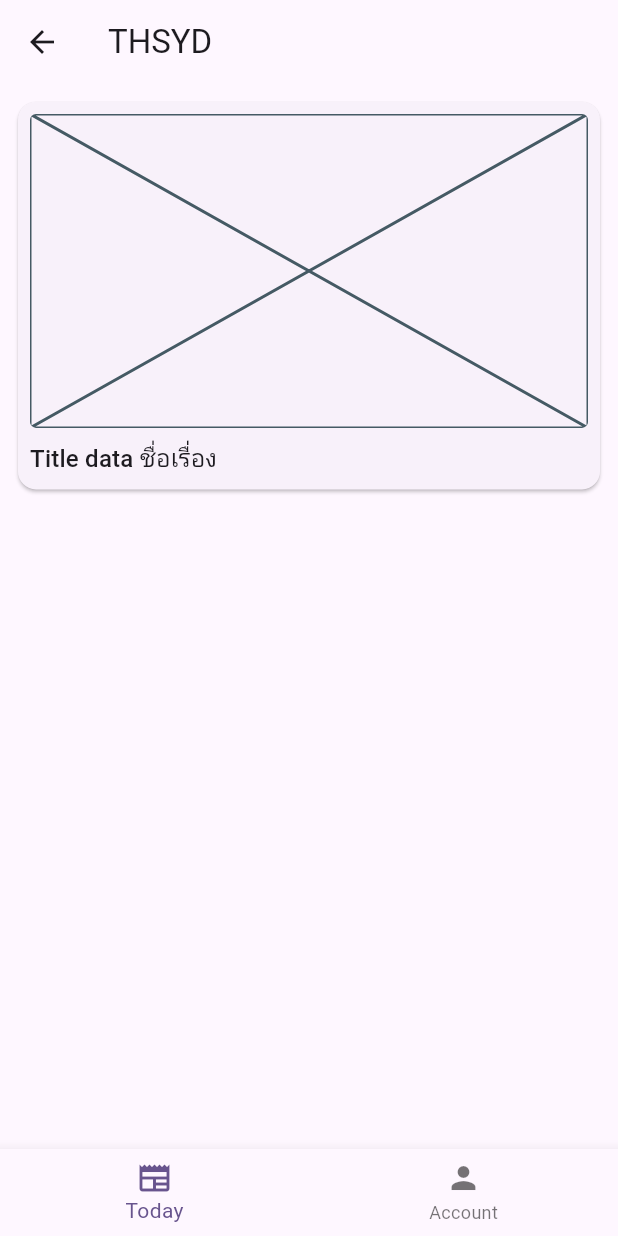
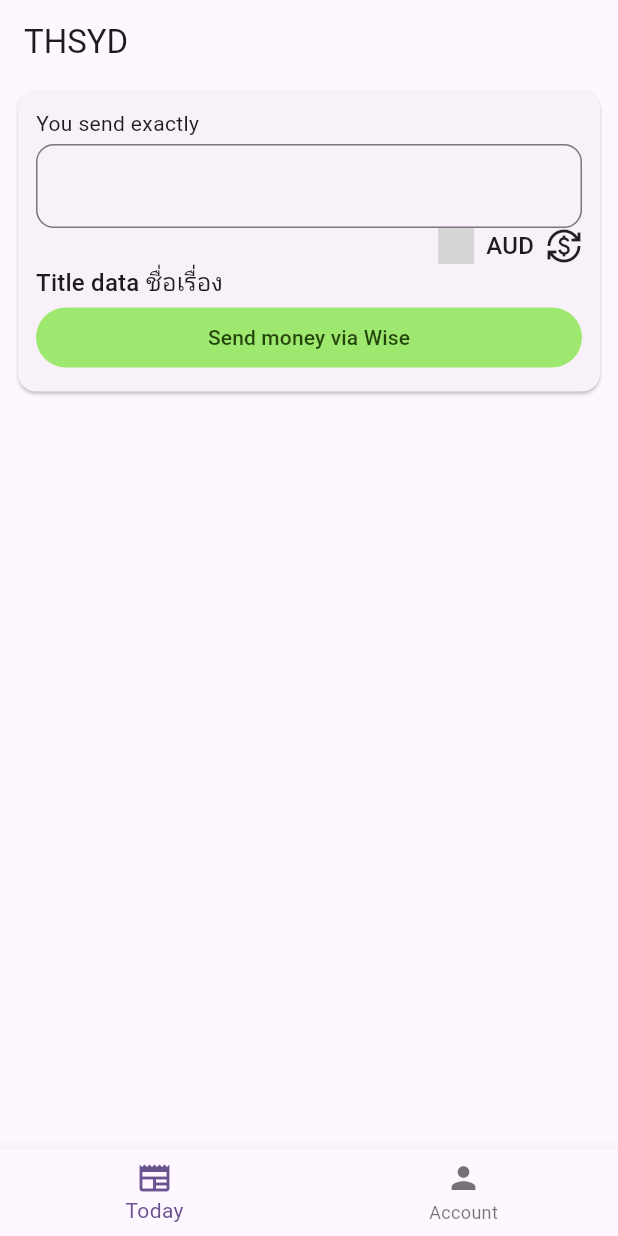
Before and after one commit to SujindaBC/thsyd, a Flutter app: the screen it shows once a user with an empty profile is signed in, on a phone screen of 412 x 824 dp. Run offline on Flutter 3.47's test engine with Material 3 defaults, Android fonts, the phone set to English and light mode, and no system bars; our stand-ins replace cloud_firestore, equatable, firebase_auth, firebase_core, flutter_bloc, flutter_dotenv and 3 more; missing offline and left inert: flutter_facebook_auth; accounts and stored records are empty; network calls fail; grey boxes are pictures that could not be loaded.

Commit message:
20240122

```diff
--- a/lib/main.dart
+++ b/lib/main.dart
@@ -3,6 +3,7 @@ import 'package:firebase_auth/firebase_auth.dart';
 import 'package:firebase_core/firebase_core.dart';
 import 'package:flutter/material.dart';
 import 'package:flutter_bloc/flutter_bloc.dart';
+import 'package:flutter_dotenv/flutter_dotenv.dart';
 import 'package:google_sign_in/google_sign_in.dart';
 import 'package:thsyd/blocs/auth_bloc/auth_bloc.dart';
 import 'package:thsyd/blocs/facebook_sign_in_cubit/facebook_sign_in_cubit.dart';
@@ -20,6 +21,7 @@ void main() async {
   await Firebase.initializeApp(
     options: DefaultFirebaseOptions.currentPlatform,
   );
+  await dotenv.load(fileName: ".env");
   runApp(const MyApp());
 }
 
--- a/lib/screens/home_view.dart
+++ b/lib/screens/home_view.dart
@@ -1,4 +1,5 @@
 import 'package:flutter/material.dart';
+import 'package:thsyd/widgets/wise_widget.dart';
 
 class HomeView extends StatelessWidget {
   const HomeView({super.key});
@@ -10,34 +11,14 @@ class HomeView extends StatelessWidget {
     return Scaffold(
       appBar: AppBar(
         title: const Text("THSYD"),
+        automaticallyImplyLeading: false,
       ),
-      body: SingleChildScrollView(
+      body: const SingleChildScrollView(
         child: Column(
           children: [
             Padding(
-              padding: const EdgeInsets.all(8.0),
-              child: Card(
-                child: Padding(
-                  padding: const EdgeInsets.all(8.0),
-                  child: Column(
-                    crossAxisAlignment: CrossAxisAlignment.start,
-                    children: [
-                      const AspectRatio(
-                        aspectRatio: 16 / 9,
-                        child: ClipRRect(
-                          borderRadius: BorderRadius.all(Radius.circular(4)),
-                          child: Placeholder(),
-                        ),
-                      ),
-                      const SizedBox(height: 8),
-                      Text(
-                        "Title data ชื่อเรื่อง",
-                        style: Theme.of(context).textTheme.titleMedium,
-                      ),
-                    ],
-                  ),
-                ),
-              ),
+              padding: const EdgeInsets.symmetric(horizontal: 8.0),
+              child: WiseWidget()
             )
           ],
         ),
--- /dev/null
+++ b/lib/widgets/wise_widget.dart
@@ -0,0 +1,110 @@
+import 'dart:developer';
+
+import 'package:flutter/material.dart';
+import 'package:flutter_dotenv/flutter_dotenv.dart';
+import 'package:flutter_svg/flutter_svg.dart';
+import 'package:url_launcher/url_launcher.dart';
+import 'package:http/http.dart' as http;
+
+class WiseWidget extends StatefulWidget {
+  const WiseWidget({super.key});
+
+  @override
+  State<WiseWidget> createState() => _WiseWidgetState();
+}
+
+class _WiseWidgetState extends State<WiseWidget> {
+  final Uri _wiseUrl = Uri.parse("https://wise.com/invite/dic/sujindab");
+  final Uri _wiseApi =
+      Uri.parse("https://api.wise.com/v1/rates?source=AUD&target=THB");
+
+  Future<void> _launchUrl() async {
+    if (!await launchUrl(_wiseUrl)) {
+      throw Exception("Couldn't launch $_wiseUrl");
+    }
+  }
+
+  Future<void> getRate() async {
+    final wiseKey = dotenv.get("WISE_KEY");
+    try {
+      final response = await http.get(
+        _wiseApi,
+        headers: {
+          "Authorization": "Bearer $wiseKey",
+          "Host": _wiseApi.host,
+          "Content-Type": "application/json",
+        },
+      );
+      log(response.body);
+    } catch (error) {
+      log("$error", error: error);
+    }
+  }
+
+  @override
+  Widget build(BuildContext context) {
+    getRate();
+    return Card(
+      child: Padding(
+        padding: const EdgeInsets.all(12.0),
+        child: Column(
+          crossAxisAlignment: CrossAxisAlignment.start,
+          children: [
+            const Text("You send exactly"),
+            const SizedBox(height: 4),
+            const TextField(
+              decoration: InputDecoration(
+                  border: OutlineInputBorder(
+                borderRadius: BorderRadius.all(
+                  Radius.circular(12.0),
+                ),
+              )),
+            ),
+            Row(
+              mainAxisAlignment: MainAxisAlignment.end,
+              children: [
+                SvgPicture.network(
+                  "https://wise.com/web-art/assets/flags/aud.svg",
+                  width: 24,
+                  height: 24,
+                ),
+                const SizedBox(width: 8),
+                Text(
+                  "AUD",
+                  style: Theme.of(context).textTheme.titleMedium,
+                ),
+                const SizedBox(width: 8),
+                const Icon(Icons.currency_exchange)
+              ],
+            ),
+            Text(
+              "Title data ชื่อเรื่อง",
+              style: Theme.of(context).textTheme.titleMedium,
+            ),
+            Center(
+              child: FilledButton(
+                onPressed: _launchUrl,
+                style: ButtonStyle(
+                  backgroundColor: MaterialStateProperty.all(
+                    const Color(0XFF9FE870),
+                  ),
+                ),
+                child: const SizedBox(
+                  width: double.infinity,
+                  child: Center(
+                    child: Text(
+                      "Send money via Wise",
+                      style: TextStyle(
+                        color: Color.fromARGB(1255, 22, 51, 0),
+                      ),
+                    ),
+                  ),
+                ),
+              ),
+            )
+          ],
+        ),
+      ),
+    );
+  }
+}
```
Also changed, not shown: lib/screens/sign_in_view.dart (+9 -9 lines), pubspec.yaml (+8 -3 lines), pubspec.lock, 7 other files.
